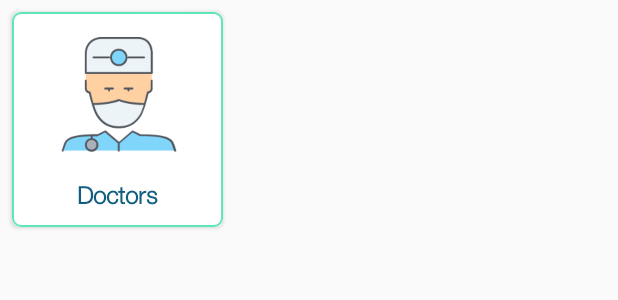
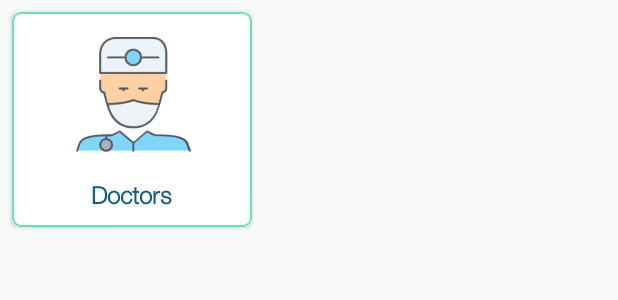
Before and after one commit to bhardwajAbhi/Doctriod-Client-App, an Android app: the layout layout_home_grid_view_single_item.xml on its own in the app's theme, with its tools: preview values and no code run, on a phone screen of 412 x 824 dp. Shown: the top 300 px of the screen. Run offline under Robolectric (Android 15) with nearby library versions, the phone set to English and light mode, and no system bars.

Commit message:
updated medicine recognition feature

```diff
--- a/app/src/main/java/apps/abhibhardwaj/com/doctriod/patient/home/HomeGridAdapter.java
+++ b/app/src/main/java/apps/abhibhardwaj/com/doctriod/patient/home/HomeGridAdapter.java
@@ -8,13 +8,12 @@ import android.widget.BaseAdapter;
 import android.widget.ImageView;
 import android.widget.TextView;
 import apps.abhibhardwaj.com.doctriod.patient.R;
-import java.util.ArrayList;
 
 public class HomeGridAdapter extends BaseAdapter {
 
   Context context;
-  private int  icons [] = {R.drawable.ic_find_doctor, R.drawable.ic_appointments, R.drawable.ic_hospitals, R.drawable.ic_shop, R.drawable.ic_medicine, R.drawable.ic_emergency, R.drawable.ic_reg_meds, R.drawable.ic_pill_remind};
-  private String labels [] = {"Find Doctor", "Appointments", "Nearby", "Buy Medicine", "Chat Bot", "Emergency", "Find Medicine", "Pill Reminder"};
+  private int  icons [] = {R.drawable.ic_find_doctor, R.drawable.ic_appointments, R.drawable.ic_hospitals, R.drawable.ic_shop, R.drawable.ic_pill_remind, R.drawable.ic_emergency, R.drawable.ic_reg_meds, R.drawable.ic_medicine};
+  private String labels [] = {"Find Doctor", "Appointments", "Nearby", "Buy Medicine", "Pill Reminder", "Emergency", "Recognize Meds", "Virtual Doctor"};
 
   public HomeGridAdapter (Context context) {
     this.context = context;
--- a/app/src/main/res/layout/layout_home_grid_view_single_item.xml
+++ b/app/src/main/res/layout/layout_home_grid_view_single_item.xml
@@ -10,7 +10,7 @@
   android:background="@drawable/background_gradient_button">
 
   <LinearLayout
-    android:layout_width="wrap_content"
+    android:layout_width="160dp"
     android:layout_height="wrap_content"
     android:orientation="vertical"
     android:gravity="center"
@@ -20,7 +20,7 @@
 
     <ImageView
       android:id="@+id/iv_icon"
-      android:layout_width="130dp"
+      android:layout_width="140dp"
       android:layout_height="100dp"
       android:src="@drawable/ic_find_doctor"
       android:adjustViewBounds="true"/>
@@ -32,6 +32,7 @@
       android:text="Doctors"
       android:textSize="16sp"
       android:textStyle="bold"
+      android:textAlignment="center"
       android:fontFamily="@font/helvetica"
       android:textColor="@color/colorDarkBlue"
       android:padding="4dp"/>
```
Also changed, not shown: app/src/main/res/drawable/ic_pill_remind.png (added), app/src/main/res/drawable/ic_reg_meds.png (added), 1 other file.
